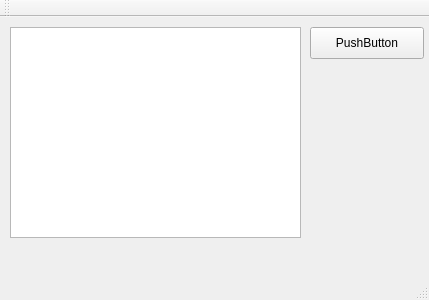
Qt form mainwindow.ui (gorborukov/image_blur) before a commit.
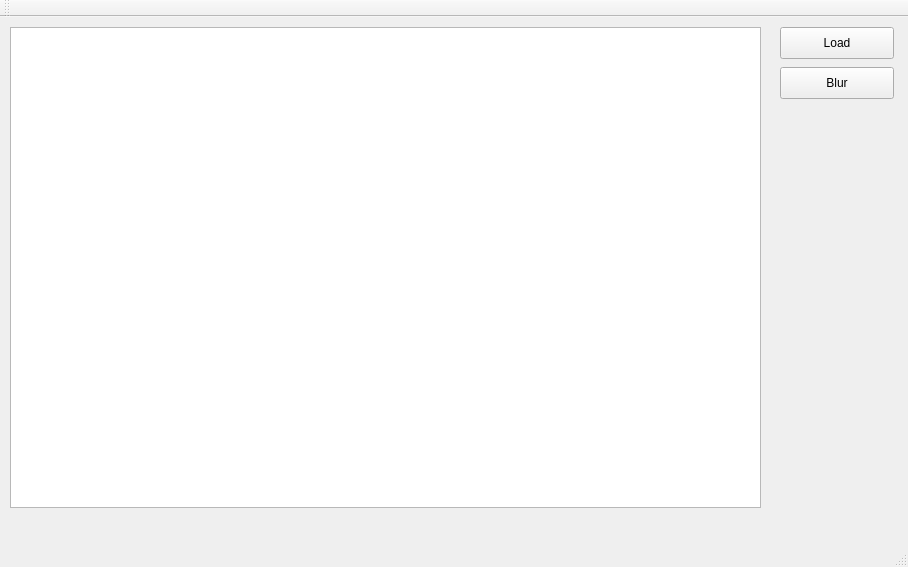
The same form after that commit.

Commit message: Blur image

What changed in the file:
```diff
--- a/mainwindow.ui
+++ b/mainwindow.ui
@@ -6,8 +6,8 @@
    <rect>
     <x>0</x>
     <y>0</y>
-    <width>429</width>
-    <height>300</height>
+    <width>908</width>
+    <height>567</height>
    </rect>
   </property>
   <property name="windowTitle">
@@ -19,22 +19,35 @@
      <rect>
       <x>10</x>
       <y>10</y>
-      <width>291</width>
-      <height>211</height>
+      <width>751</width>
+      <height>481</height>
      </rect>
     </property>
    </widget>
    <widget class="QPushButton" name="openButton">
     <property name="geometry">
      <rect>
-      <x>310</x>
+      <x>780</x>
       <y>10</y>
       <width>114</width>
       <height>32</height>
      </rect>
     </property>
     <property name="text">
-     <string>PushButton</string>
+     <string>Load</string>
+    </property>
+   </widget>
+   <widget class="QPushButton" name="blurButton">
+    <property name="geometry">
+     <rect>
+      <x>780</x>
+      <y>50</y>
+      <width>114</width>
+      <height>32</height>
+     </rect>
+    </property>
+    <property name="text">
+     <string>Blur</string>
     </property>
    </widget>
   </widget>
```
Left out of the diff: 2 changed lines with no effect on the pictures. The commit also changes 2 other files.
